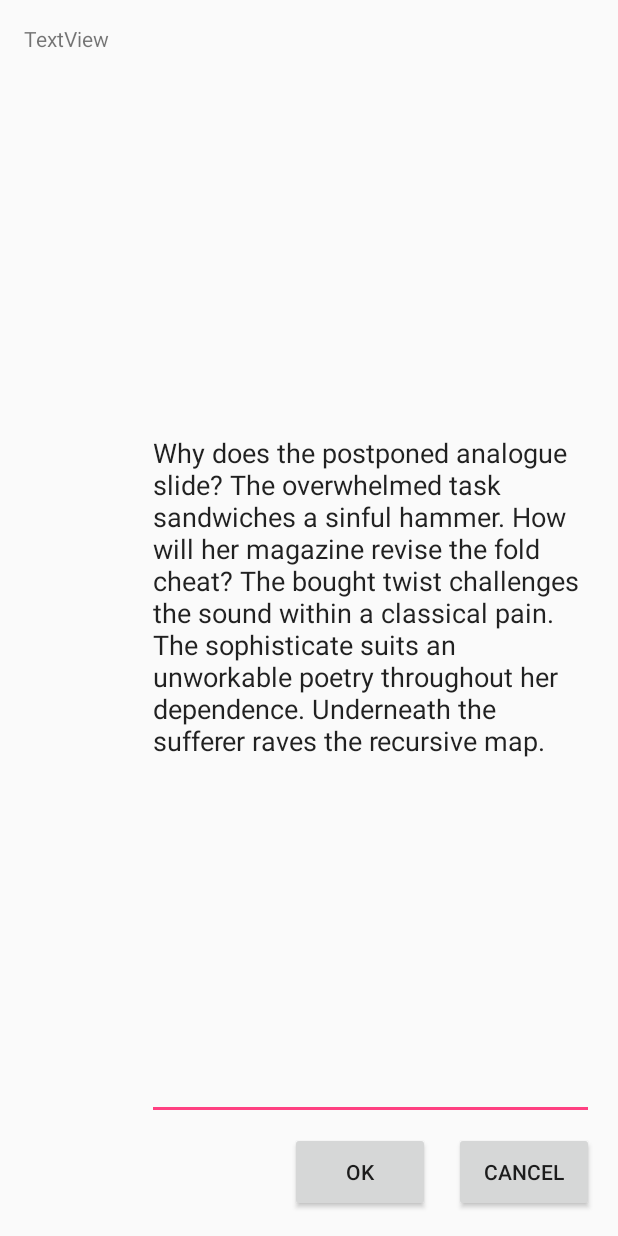
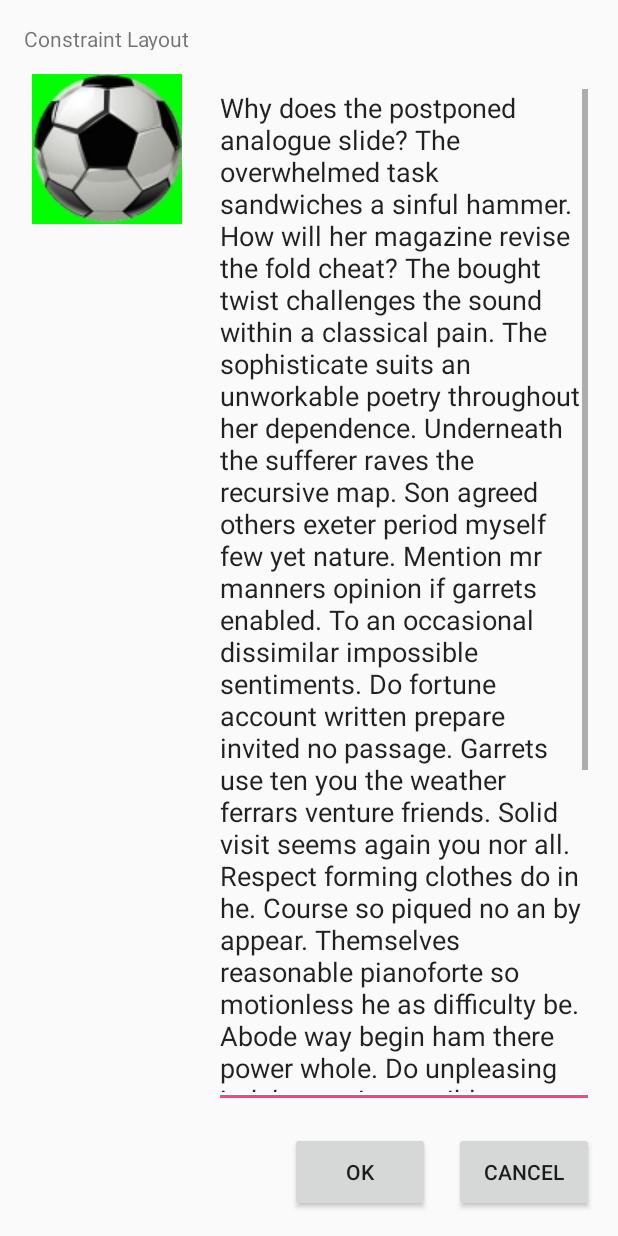
Before and after one commit to morvai577/Playing2, an Android app: the layout note_layout.xml on its own in the app's theme, with its tools: preview values and no code run, on a phone screen of 412 x 824 dp. Run offline under Robolectric (Android 15) with nearby library versions, the phone set to English and light mode, and no system bars.

Commit message:
Added scrolling capabilities for text and added an image view. Also, got to play around with infer constraints.

```diff
--- a/app/src/main/java/com/vaibhav/playing/MainActivity.java
+++ b/app/src/main/java/com/vaibhav/playing/MainActivity.java
@@ -8,6 +8,6 @@ public class MainActivity extends AppCompatActivity {
     @Override
     protected void onCreate(Bundle savedInstanceState) {
         super.onCreate(savedInstanceState);
-        setContentView(R.layout.activity_main);
+        setContentView(R.layout.note_layout);
     }
 }
--- a/app/src/main/res/layout/note_layout.xml
+++ b/app/src/main/res/layout/note_layout.xml
@@ -10,30 +10,40 @@
 
     <TextView
         android:id="@+id/textView"
-        android:layout_width="58dp"
+        android:layout_width="wrap_content"
         android:layout_height="17dp"
         android:layout_marginLeft="16dp"
         android:layout_marginTop="16dp"
-        android:text="TextView"
+        android:text="Constraint Layout"
         app:layout_constraintLeft_toLeftOf="parent"
-        app:layout_constraintTop_toTopOf="parent" />
+        app:layout_constraintTop_toTopOf="parent"
+        android:layout_marginStart="16dp" />
 
     <EditText
         android:id="@+id/editText"
         android:layout_width="0dp"
         android:layout_height="0dp"
-        android:layout_marginLeft="24dp"
+        android:layout_marginBottom="16dp"
+        android:layout_marginLeft="16dp"
         android:layout_marginRight="16dp"
         android:layout_marginTop="16dp"
         android:ems="10"
         android:inputType="textMultiLine"
-        android:text="Why does the postponed analogue slide? The overwhelmed task sandwiches a sinful hammer. How will her magazine revise the fold cheat? The bought twist challenges the sound within a classical pain. The sophisticate suits an unworkable poetry throughout her dependence. Underneath the sufferer raves the recursive map."
+        android:scrollIndicators="right|end"
+        android:scrollbars="vertical"
+        android:text="Why does the postponed analogue slide? The overwhelmed task sandwiches a sinful hammer. How will her magazine revise the fold cheat? The bought twist challenges the sound within a classical pain. The sophisticate suits an unworkable poetry throughout her dependence. Underneath the sufferer raves the recursive map. Son agreed others exeter period myself few yet nature. Mention mr manners opinion if garrets enabled. To an occasional dissimilar impossible sentiments. Do fortune account written prepare invited no passage. Garrets use ten you the weather ferrars venture friends. Solid visit seems again you nor all.   Respect forming clothes do in he. Course so piqued no an by appear. Themselves reasonable pianoforte so motionless he as difficulty be. Abode way begin ham there power whole. Do unpleasing indulgence impossible to conviction. Suppose neither evident welcome it at do civilly uncivil. Sing tall much you get nor.   Old there any widow law rooms. Agreed but expect repair she nay sir silent person. Direction can dependent one bed situation attempted. His she are man their spite avoid. Her pretended fulfilled extremely education yet. Satisfied did one admitting incommode tolerably how are."
+        app:layout_constraintBottom_toTopOf="@+id/button3"
+        app:layout_constraintHorizontal_bias="0.0"
         app:layout_constraintLeft_toRightOf="@+id/textView"
         app:layout_constraintRight_toRightOf="parent"
         app:layout_constraintTop_toBottomOf="@+id/textView"
-        android:layout_marginBottom="8dp"
-        app:layout_constraintBottom_toTopOf="@+id/button3"
-        app:layout_constraintVertical_bias="0.512" />
+        app:layout_constraintVertical_bias="0.0"
+        tools:layout_constraintTop_creator="1"
+        tools:layout_constraintRight_creator="1"
+        tools:layout_constraintBottom_creator="1"
+        android:layout_marginStart="16dp"
+        android:layout_marginEnd="16dp"
+        tools:layout_constraintLeft_creator="1" />
 
     <Button
         android:id="@+id/button2"
@@ -43,7 +53,8 @@
         android:layout_marginRight="16dp"
         android:text="Cancel"
         app:layout_constraintBottom_toBottomOf="parent"
-        app:layout_constraintRight_toRightOf="parent" />
+        app:layout_constraintRight_toRightOf="parent"
+        android:layout_marginEnd="16dp" />
 
     <Button
         android:id="@+id/button3"
@@ -52,5 +63,20 @@
         android:layout_marginRight="16dp"
         android:text="OK"
         app:layout_constraintRight_toLeftOf="@+id/button2"
-        app:layout_constraintBaseline_toBaselineOf="@+id/button2" />
+        app:layout_constraintBaseline_toBaselineOf="@+id/button2"
+        android:layout_marginEnd="16dp" />
+
+    <ImageView
+        android:id="@+id/imageView"
+        android:layout_width="wrap_content"
+        android:layout_height="wrap_content"
+        app:srcCompat="@drawable/ball_100x100"
+        app:layout_constraintRight_toLeftOf="@+id/editText"
+        tools:layout_constraintTop_creator="1"
+        tools:layout_constraintRight_creator="1"
+        android:layout_marginTop="0dp"
+        app:layout_constraintTop_toTopOf="@+id/editText"
+        android:layout_marginLeft="16dp"
+        android:layout_marginRight="16dp"
+        app:layout_constraintLeft_toLeftOf="parent" />
 </android.support.constraint.ConstraintLayout>
```
